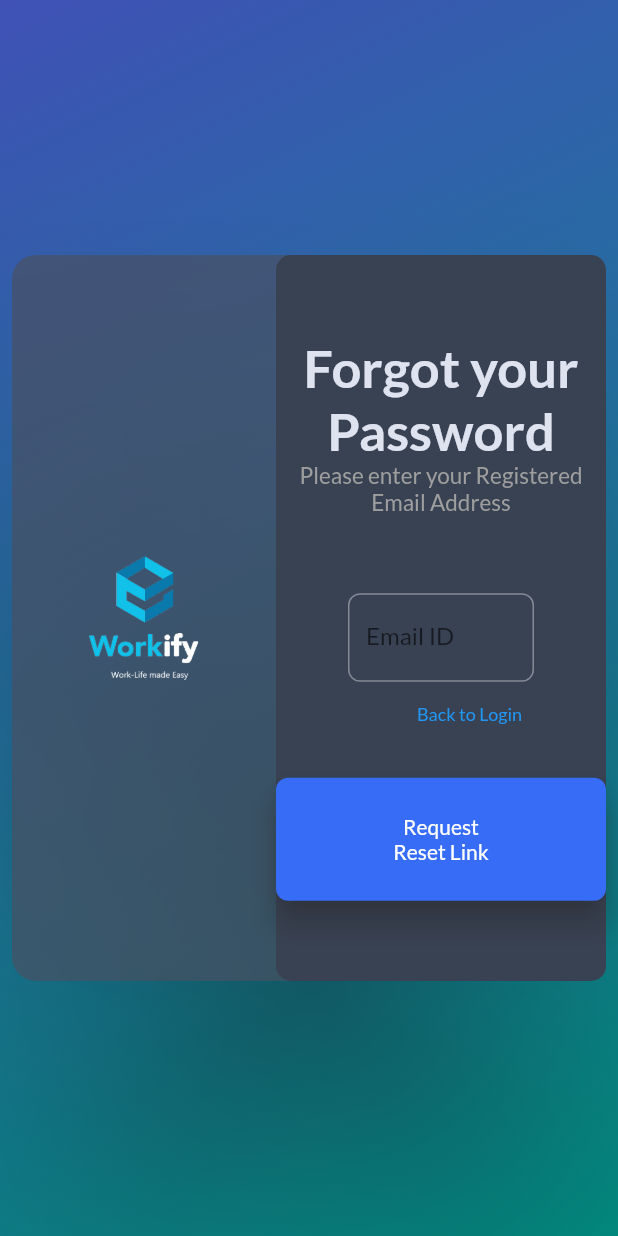
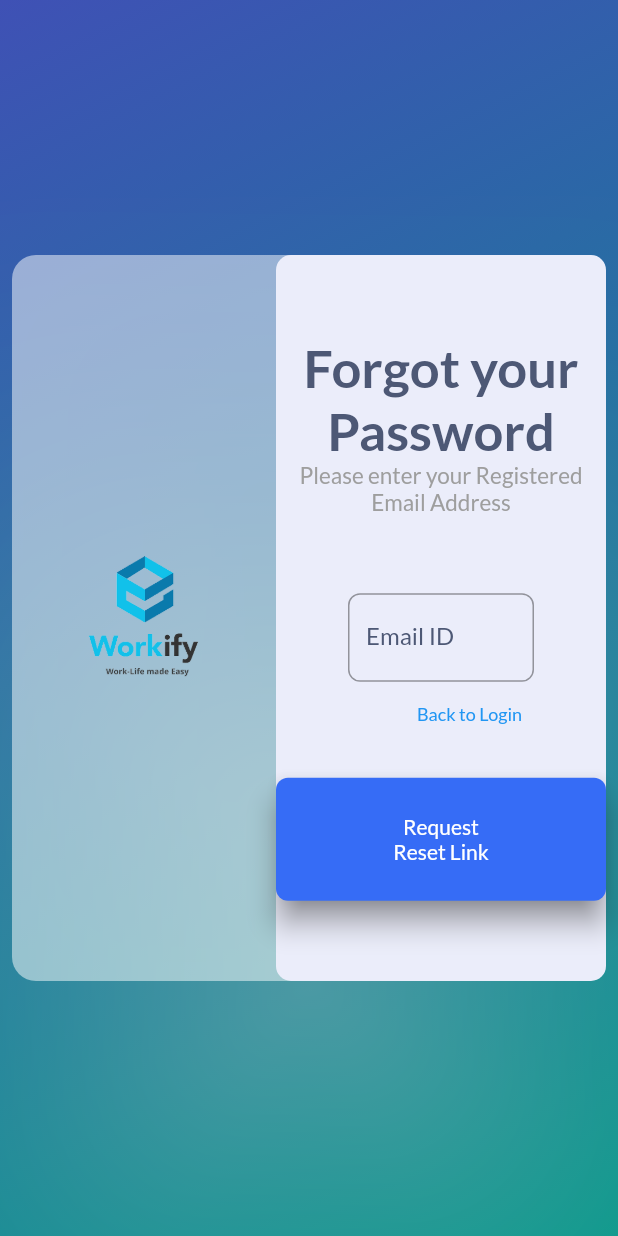
Before and after one commit to Workify-PS/Flutter-Frontend, a Flutter app: the screen it shows after launch, after a tap on "Forgot Password ?", on a phone screen of 412 x 824 dp. Run offline on Flutter 3.47's test engine with Material 2 defaults, Android fonts, the phone set to English and light mode, and no system bars; our stand-ins replace animated_text_kit, dio, flutter_neumorphic, flutter_svg, get, get_storage and 2 more; accounts and stored records are empty; network calls fail; project files that could hold a hidden picture were left out.

Commit message:
Minor changes to dynamic theme

```diff
--- a/lib/main.dart
+++ b/lib/main.dart
@@ -39,7 +39,7 @@ class _MyAppState extends State<MyApp> {
       initialRoute: "/",
       theme: MyTheme.lightTheme,
       darkTheme: MyTheme.darkTheme,
-      themeMode: ThemeMode.dark,
+      themeMode: ThemeMode.light,
       initialBinding: BindingsBuilder(() => {
             Get.put(AuthController()).checkLoginStatus(),
             Get.put(UserController())
--- a/lib/screens/AuthPage/AuthPage.dart
+++ b/lib/screens/AuthPage/AuthPage.dart
@@ -310,7 +310,7 @@ class AuthPage extends GetView<AuthPageController> {
                                                 style: ElevatedButton.styleFrom(
                                                     //primary: Colors.grey.shade50,
                                                     onPrimary: Colors.black,
-                                                    elevation: 2,
+                                                    elevation: 6,
                                                     shadowColor:
                                                         Colors.grey.shade800,
                                                     shape:
--- a/lib/screens/AuthPage/ForgotPass.dart
+++ b/lib/screens/AuthPage/ForgotPass.dart
@@ -7,10 +7,8 @@ import 'package:workify/utils/constants.dart';
 // import 'package:workify/screens/AuthPage.dart';
 
 class ForgotPass extends GetView<AuthPageController> {
-  final GlobalKey<FormState> formKey ;
-  ForgotPass({
-    Key? key,required this.formKey
-  }) : super(key: key);
+  final GlobalKey<FormState> formKey;
+  ForgotPass({Key? key, required this.formKey}) : super(key: key);
   final _emailController = TextEditingController();
   @override
   Widget build(BuildContext context) {
@@ -63,8 +61,14 @@ class ForgotPass extends GetView<AuthPageController> {
                   keyboardType: TextInputType.emailAddress,
                   decoration: InputDecoration(
                     labelText: 'Email ID',
+                    labelStyle: TextStyle(
+                        color: Theme.of(context)
+                            .primaryTextTheme
+                            .headline1!
+                            .color),
                     focusedBorder: OutlineInputBorder(
-                        borderSide: BorderSide(color: Colors.black87)),
+                        borderSide:
+                            BorderSide(color: kPrimaryColor, width: 1.5)),
                     border: OutlineInputBorder(
                       borderRadius: BorderRadius.circular(8.0),
                       borderSide: BorderSide(color: Colors.black, width: 2),
```
